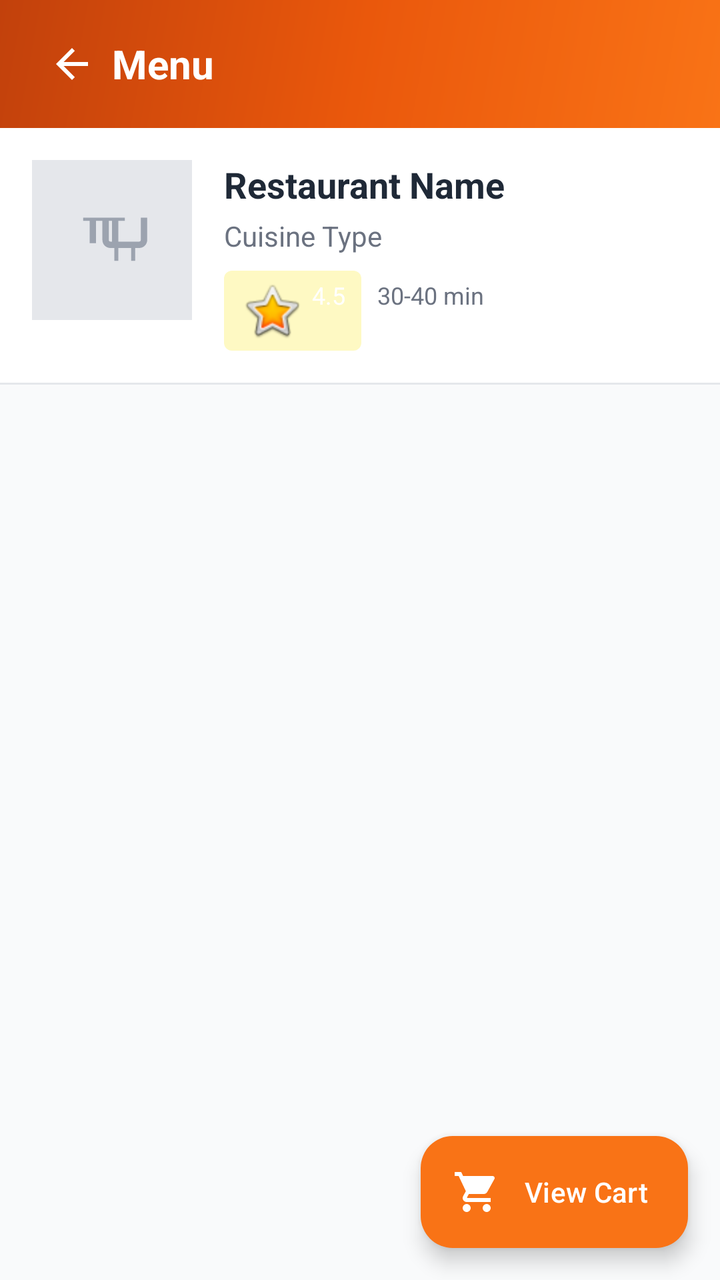
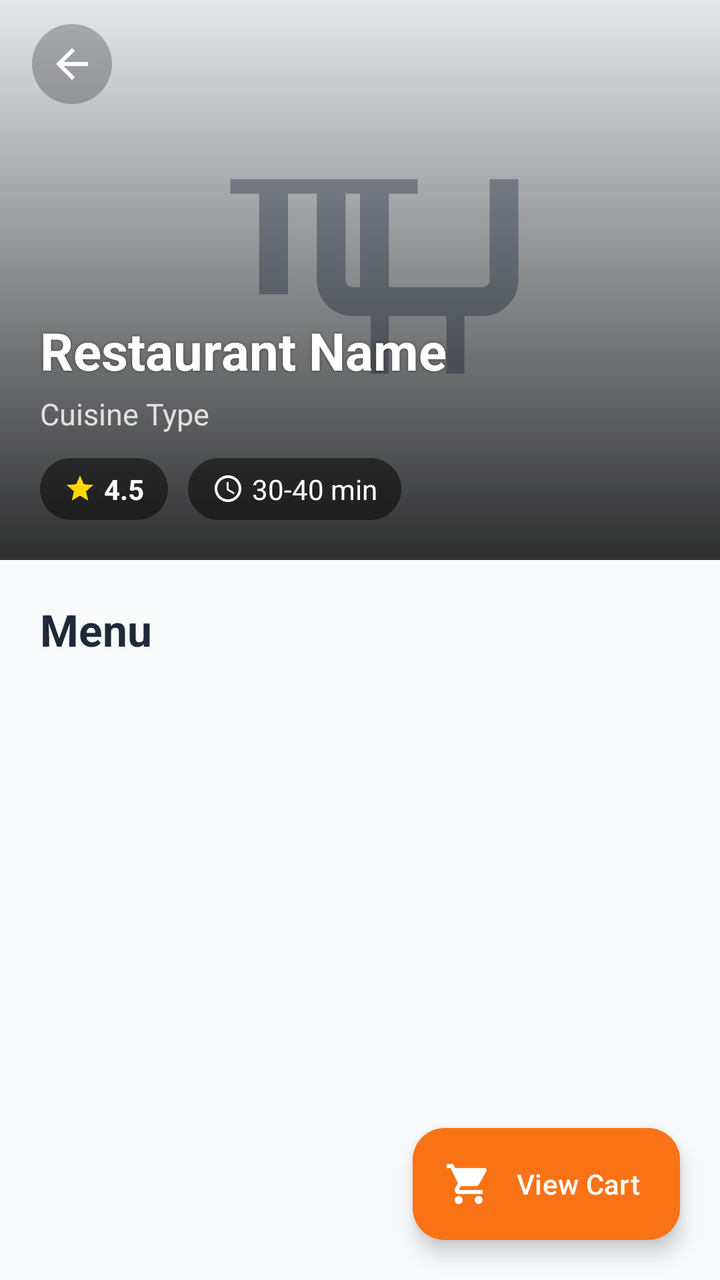

An Android layout rendered at two revisions. The XML below is the earlier revision; the diff shows what the commit changed to produce the second picture.
<!-- AndroidManifest.xml: activity theme Theme.ZimFeast.NoActionBar -->
<!-- res/layout/activity_menu.xml -->
<?xml version="1.0" encoding="utf-8"?>
<androidx.coordinatorlayout.widget.CoordinatorLayout
    xmlns:android="http://schemas.android.com/apk/res/android"
    xmlns:app="http://schemas.android.com/apk/res-auto"
    android:layout_width="match_parent"
    android:layout_height="match_parent"
    android:background="@color/background">

    <com.google.android.material.appbar.AppBarLayout
        android:layout_width="match_parent"
        android:layout_height="wrap_content"
        android:background="@color/background"
        app:elevation="0dp">

        <androidx.appcompat.widget.Toolbar
            android:id="@+id/toolbar"
            android:layout_width="match_parent"
            android:layout_height="?attr/actionBarSize"
            android:background="@drawable/gradient_primary">

            <ImageButton
                android:id="@+id/btn_back"
                android:layout_width="40dp"
                android:layout_height="40dp"
                android:background="?attr/selectableItemBackgroundBorderless"
                android:src="@drawable/ic_back"
                android:contentDescription="Back"
                app:tint="@android:color/white" />

            <TextView
                android:id="@+id/tv_title"
                android:layout_width="wrap_content"
                android:layout_height="wrap_content"
                android:layout_marginStart="16dp"
                android:text="Menu"
                android:textColor="@android:color/white"
                android:textSize="20sp"
                android:textStyle="bold" />

        </androidx.appcompat.widget.Toolbar>

    </com.google.android.material.appbar.AppBarLayout>

    <LinearLayout
        android:layout_width="match_parent"
        android:layout_height="match_parent"
        android:orientation="vertical"
        app:layout_behavior="@string/appbar_scrolling_view_behavior">

        <LinearLayout
            android:id="@+id/layout_restaurant_header"
            android:layout_width="match_parent"
            android:layout_height="wrap_content"
            android:orientation="horizontal"
            android:padding="16dp"
            android:background="@color/card_background">

            <ImageView
                android:id="@+id/iv_restaurant_image"
                android:layout_width="80dp"
                android:layout_height="80dp"
                android:scaleType="centerCrop"
                android:src="@drawable/placeholder_restaurant" />

            <LinearLayout
                android:layout_width="0dp"
                android:layout_height="wrap_content"
                android:layout_weight="1"
                android:layout_marginStart="16dp"
                android:orientation="vertical">

                <TextView
                    android:id="@+id/tv_restaurant_name"
                    android:layout_width="wrap_content"
                    android:layout_height="wrap_content"
                    android:text="Restaurant Name"
                    android:textColor="@color/text_primary"
                    android:textSize="18sp"
                    android:textStyle="bold" />

                <TextView
                    android:id="@+id/tv_restaurant_cuisine"
                    android:layout_width="wrap_content"
                    android:layout_height="wrap_content"
                    android:layout_marginTop="4dp"
                    android:text="Cuisine Type"
                    android:textColor="@color/text_secondary"
                    android:textSize="14sp" />

                <LinearLayout
                    android:layout_width="wrap_content"
                    android:layout_height="wrap_content"
                    android:layout_marginTop="8dp"
                    android:orientation="horizontal">

                    <TextView
                        android:id="@+id/tv_rating"
                        android:layout_width="wrap_content"
                        android:layout_height="wrap_content"
                        android:background="@drawable/bg_rating"
                        android:paddingHorizontal="8dp"
                        android:paddingVertical="4dp"
                        android:text="4.5"
                        android:textColor="@android:color/white"
                        android:textSize="12sp"
                        android:drawableStart="@android:drawable/btn_star_big_on"
                        android:drawablePadding="4dp" />

                    <TextView
                        android:id="@+id/tv_delivery_time"
                        android:layout_width="wrap_content"
                        android:layout_height="wrap_content"
                        android:layout_marginStart="8dp"
                        android:text="30-40 min"
                        android:textColor="@color/text_secondary"
                        android:textSize="12sp" />

                </LinearLayout>

            </LinearLayout>

        </LinearLayout>

        <View
            android:layout_width="match_parent"
            android:layout_height="1dp"
            android:background="@color/divider" />

        <ProgressBar
            android:id="@+id/progress_bar"
            android:layout_width="wrap_content"
            android:layout_height="wrap_content"
            android:layout_gravity="center"
            android:layout_marginTop="48dp"
            android:visibility="gone" />

        <TextView
            android:id="@+id/tv_empty"
            android:layout_width="wrap_content"
            android:layout_height="wrap_content"
            android:layout_gravity="center"
            android:layout_marginTop="48dp"
            android:text="No menu items available"
            android:textColor="@color/text_secondary"
            android:textSize="16sp"
            android:visibility="gone" />

        <androidx.recyclerview.widget.RecyclerView
            android:id="@+id/rv_menu_items"
            android:layout_width="match_parent"
            android:layout_height="0dp"
            android:layout_weight="1"
            android:padding="16dp"
            android:clipToPadding="false" />

    </LinearLayout>

    <com.google.android.material.floatingactionbutton.ExtendedFloatingActionButton
        android:id="@+id/fab_cart"
        android:layout_width="wrap_content"
        android:layout_height="wrap_content"
        android:layout_gravity="bottom|end"
        android:layout_margin="16dp"
        android:text="View Cart"
        android:textColor="@android:color/white"
        app:icon="@drawable/ic_cart"
        app:iconTint="@android:color/white"
        app:backgroundTint="@color/primary" />

</androidx.coordinatorlayout.widget.CoordinatorLayout>
<!-- resources referenced by this layout -->
<resources>
  <color name="background">#F9FAFB</color>
  <color name="card_background">#FFFFFF</color>
  <color name="divider">#E5E7EB</color>
  <color name="primary">#F97316</color>
  <color name="text_primary">#1F2937</color>
  <color name="text_secondary">#6B7280</color>
  <!-- drawable bg_rating (drawable) -->
  <?xml version="1.0" encoding="utf-8"?>
  <shape xmlns:android="http://schemas.android.com/apk/res/android"
      android:shape="rectangle">
      <corners android:radius="4dp" />
      <solid android:color="#FEF9C3" />
  </shape>
  <!-- drawable gradient_primary (drawable) -->
  <?xml version="1.0" encoding="utf-8"?>
  <shape xmlns:android="http://schemas.android.com/apk/res/android">
      <gradient
          android:angle="135"
          android:startColor="@color/primary"
          android:centerColor="@color/primary_dark"
          android:endColor="@color/primary_variant" />
  </shape>
  <!-- drawable ic_back (drawable) -->
  <?xml version="1.0" encoding="utf-8"?>
  <vector xmlns:android="http://schemas.android.com/apk/res/android"
      android:width="24dp"
      android:height="24dp"
      android:viewportWidth="24"
      android:viewportHeight="24">
      <path
          android:fillColor="@color/text_primary"
          android:pathData="M20,11H7.83l5.59,-5.59L12,4l-8,8 8,8 1.41,-1.41L7.83,13H20v-2z" />
  </vector>
  <!-- drawable ic_cart (drawable) -->
  <?xml version="1.0" encoding="utf-8"?>
  <vector xmlns:android="http://schemas.android.com/apk/res/android"
      android:width="24dp"
      android:height="24dp"
      android:viewportWidth="24"
      android:viewportHeight="24">
      <path
          android:fillColor="#FFFFFF"
          android:pathData="M7,18c-1.1,0 -1.99,0.9 -1.99,2S5.9,22 7,22s2,-0.9 2,-2 -0.9,-2 -2,-2zM1,2v2h2l3.6,7.59 -1.35,2.45c-0.16,0.28 -0.25,0.61 -0.25,0.96 0,1.1 0.9,2 2,2h12v-2H7.42c-0.14,0 -0.25,-0.11 -0.25,-0.25l0.03,-0.12 0.9,-1.63h7.45c0.75,0 1.41,-0.41 1.75,-1.03l3.58,-6.49c0.08,-0.14 0.12,-0.31 0.12,-0.48 0,-0.55 -0.45,-1 -1,-1H5.21l-0.94,-2H1zm16,16c-1.1,0 -1.99,0.9 -1.99,2s0.89,2 1.99,2 2,-0.9 2,-2 -0.9,-2 -2,-2z" />
  </vector>
  <!-- drawable placeholder_restaurant (drawable) -->
  <?xml version="1.0" encoding="utf-8"?>
  <vector xmlns:android="http://schemas.android.com/apk/res/android"
      android:width="100dp"
      android:height="100dp"
      android:viewportWidth="100"
      android:viewportHeight="100">
      <path
          android:fillColor="#E5E7EB"
          android:pathData="M0,0h100v100h-100z" />
      <path
          android:fillColor="#9CA3AF"
          android:pathData="M44,38h-4v14h-4V38h-4v-2h12v2zM58,38h-4v14h-4V38h-4v-2h12v2zM72,36v14c0,2.76 -2.24,5 -5,5h-2.5v8H62v-8H54v8h-2.5v-8H49c-2.76,0 -5,-2.24 -5,-5V36h4v14c0,0.55 0.45,1 1,1h18c0.55,0 1,-0.45 1,-1V36h4z" />
  </vector>
  <style name="Theme.ZimFeast.NoActionBar">
          <item name="windowActionBar">false</item>
          <item name="windowNoTitle">true</item>
      </style>
  <color name="primary_dark">#EA580C</color>
  <color name="primary_variant">#C2410C</color>
</resources>

<!-- the commit's change to res/layout/activity_menu.xml (unified diff, before → after) -->
@@ -7,164 +7,231 @@
     android:background="@color/background">
 
     <com.google.android.material.appbar.AppBarLayout
+        android:id="@+id/app_bar"
         android:layout_width="match_parent"
-        android:layout_height="wrap_content"
+        android:layout_height="280dp"
         android:background="@color/background"
+        android:fitsSystemWindows="true"
         app:elevation="0dp">
 
-        <androidx.appcompat.widget.Toolbar
-            android:id="@+id/toolbar"
+        <com.google.android.material.appbar.CollapsingToolbarLayout
+            android:id="@+id/collapsing_toolbar"
             android:layout_width="match_parent"
-            android:layout_height="?attr/actionBarSize"
-            android:background="@drawable/gradient_primary">
-
-            <ImageButton
-                android:id="@+id/btn_back"
-                android:layout_width="40dp"
-                android:layout_height="40dp"
-                android:background="?attr/selectableItemBackgroundBorderless"
-                android:src="@drawable/ic_back"
-                android:contentDescription="Back"
-                app:tint="@android:color/white" />
-
-            <TextView
-                android:id="@+id/tv_title"
-                android:layout_width="wrap_content"
-                android:layout_height="wrap_content"
-                android:layout_marginStart="16dp"
-                android:text="Menu"
-                android:textColor="@android:color/white"
-                android:textSize="20sp"
-                android:textStyle="bold" />
-
-        </androidx.appcompat.widget.Toolbar>
+            android:layout_height="match_parent"
+            android:fitsSystemWindows="true"
+            app:contentScrim="@color/primary"
+            app:expandedTitleGravity="bottom"
+            app:layout_scrollFlags="scroll|exitUntilCollapsed"
+            app:statusBarScrim="@color/primary">
+
+            <FrameLayout
+                android:layout_width="match_parent"
+                android:layout_height="match_parent"
+                android:fitsSystemWindows="true"
+                app:layout_collapseMode="parallax">
+
+                <ImageView
+                    android:id="@+id/iv_restaurant_image"
+                    android:layout_width="match_parent"
+                    android:layout_height="match_parent"
+                    android:scaleType="centerCrop"
+                    android:src="@drawable/placeholder_restaurant" />
+
+                <View
+                    android:layout_width="match_parent"
+                    android:layout_height="match_parent"
+                    android:background="@drawable/gradient_dark_bottom" />
+
+                <LinearLayout
+                    android:layout_width="match_parent"
+                    android:layout_height="wrap_content"
+                    android:layout_gravity="bottom"
+                    android:orientation="vertical"
+                    android:padding="20dp">
+
+                    <TextView
+                        android:id="@+id/tv_restaurant_name"
+                        android:layout_width="wrap_content"
+                        android:layout_height="wrap_content"
+                        android:text="Restaurant Name"
+                        android:textColor="@android:color/white"
+                        android:textSize="26sp"
+                        android:textStyle="bold"
+                        android:shadowColor="#80000000"
+                        android:shadowRadius="4" />
+
+                    <TextView
+                        android:id="@+id/tv_restaurant_cuisine"
+                        android:layout_width="wrap_content"
+                        android:layout_height="wrap_content"
+                        android:layout_marginTop="4dp"
+                        android:text="Cuisine Type"
+                        android:textColor="#E0E0E0"
+                        android:textSize="15sp" />
+
+                    <LinearLayout
+                        android:layout_width="wrap_content"
+                        android:layout_height="wrap_content"
+                        android:layout_marginTop="12dp"
+                        android:orientation="horizontal"
+                        android:gravity="center_vertical">
+
+                        <LinearLayout
+                            android:layout_width="wrap_content"
+                            android:layout_height="wrap_content"
+                            android:background="@drawable/bg_chip_dark"
+                            android:gravity="center_vertical"
+                            android:orientation="horizontal"
+                            android:paddingHorizontal="12dp"
+                            android:paddingVertical="6dp">
+
+                            <ImageView
+                                android:layout_width="16dp"
+                                android:layout_height="16dp"
+                                android:src="@drawable/ic_star"
+                                app:tint="#FFD700" />
+
+                            <TextView
+                                android:id="@+id/tv_rating"
+                                android:layout_width="wrap_content"
+                                android:layout_height="wrap_content"
+                                android:layout_marginStart="4dp"
+                                android:text="4.5"
+                                android:textColor="@android:color/white"
+                                android:textSize="14sp"
+                                android:textStyle="bold" />
+
+                        </LinearLayout>
+
+                        <LinearLayout
+                            android:layout_width="wrap_content"
+                            android:layout_height="wrap_content"
+                            android:layout_marginStart="10dp"
+                            android:background="@drawable/bg_chip_dark"
+                            android:gravity="center_vertical"
+                            android:orientation="horizontal"
+                            android:paddingHorizontal="12dp"
+                            android:paddingVertical="6dp">
+
+                            <ImageView
+                                android:layout_width="16dp"
+                                android:layout_height="16dp"
+                                android:src="@drawable/ic_clock"
+                                app:tint="@android:color/white" />
+
+                            <TextView
+                                android:id="@+id/tv_delivery_time"
+                                android:layout_width="wrap_content"
+                                android:layout_height="wrap_content"
+                                android:layout_marginStart="4dp"
+                                android:text="30-40 min"
+                                android:textColor="@android:color/white"
+                                android:textSize="14sp" />
+
+                        </LinearLayout>
+
+                    </LinearLayout>
+
+                </LinearLayout>
+
+            </FrameLayout>
+
+            <androidx.appcompat.widget.Toolbar
+                android:id="@+id/toolbar"
+                android:layout_width="match_parent"
+                android:layout_height="?attr/actionBarSize"
+                app:layout_collapseMode="pin">
+
+                <ImageButton
+                    android:id="@+id/btn_back"
+                    android:layout_width="40dp"
+                    android:layout_height="40dp"
+                    android:background="@drawable/bg_circle_semi_transparent"
+                    android:src="@drawable/ic_back"
+                    android:contentDescription="Back"
+                    app:tint="@android:color/white" />
+
+                <TextView
+                    android:id="@+id/tv_title"
+                    android:layout_width="wrap_content"
+                    android:layout_height="wrap_content"
+                    android:layout_marginStart="16dp"
+                    android:text=""
+                    android:textColor="@android:color/white"
+                    android:textSize="18sp"
+                    android:textStyle="bold"
+                    android:visibility="gone" />
+
+            </androidx.appcompat.widget.Toolbar>
+
+        </com.google.android.material.appbar.CollapsingToolbarLayout>
 
     </com.google.android.material.appbar.AppBarLayout>
 
-    <LinearLayout
+    <androidx.core.widget.NestedScrollView
         android:layout_width="match_parent"
         android:layout_height="match_parent"
-        android:orientation="vertical"
         app:layout_behavior="@string/appbar_scrolling_view_behavior">
 
         <LinearLayout
-            android:id="@+id/layout_restaurant_header"
             android:layout_width="match_parent"
             android:layout_height="wrap_content"
-            android:orientation="horizontal"
-            android:padding="16dp"
-            android:background="@color/card_background">
-
-            <ImageView
-                android:id="@+id/iv_restaurant_image"
-                android:layout_width="80dp"
-                android:layout_height="80dp"
-                android:scaleType="centerCrop"
-                android:src="@drawable/placeholder_restaurant" />
-
-            <LinearLayout
-                android:layout_width="0dp"
-                android:layout_height="wrap_content"
-                android:layout_weight="1"
-                android:layout_marginStart="16dp"
-                android:orientation="vertical">
-
-                <TextView
-                    android:id="@+id/tv_restaurant_name"
-                    android:layout_width="wrap_content"
-                    android:layout_height="wrap_content"
-                    android:text="Restaurant Name"
-                    android:textColor="@color/text_primary"
-                    android:textSize="18sp"
-                    android:textStyle="bold" />
-
-                <TextView
-                    android:id="@+id/tv_restaurant_cuisine"
-                    android:layout_width="wrap_content"
-                    android:layout_height="wrap_content"
-                    android:layout_marginTop="4dp"
-                    android:text="Cuisine Type"
-                    android:textColor="@color/text_secondary"
-                    android:textSize="14sp" />
-
-                <LinearLayout
-                    android:layout_width="wrap_content"
-                    android:layout_height="wrap_content"
-                    android:layout_marginTop="8dp"
-                    android:orientation="horizontal">
-
-                    <TextView
-                        android:id="@+id/tv_rating"
-                        android:layout_width="wrap_content"
-                        android:layout_height="wrap_content"
-                        android:background="@drawable/bg_rating"
-                        android:paddingHorizontal="8dp"
-                        android:paddingVertical="4dp"
-                        android:text="4.5"
-                        android:textColor="@android:color/white"
-                        android:textSize="12sp"
-                        android:drawableStart="@android:drawable/btn_star_big_on"
-                        android:drawablePadding="4dp" />
-
-                    <TextView
-                        android:id="@+id/tv_delivery_time"
-                        android:layout_width="wrap_content"
-                        android:layout_height="wrap_content"
-                        android:layout_marginStart="8dp"
-                        android:text="30-40 min"
-                        android:textColor="@color/text_secondary"
-                        android:textSize="12sp" />
-
-                </LinearLayout>
-
-            </LinearLayout>
+            android:orientation="vertical"
+            android:paddingBottom="100dp">
+
+            <TextView
+                android:layout_width="wrap_content"
+                android:layout_height="wrap_content"
+                android:layout_marginStart="20dp"
+                android:layout_marginTop="20dp"
+                android:text="Menu"
+                android:textColor="@color/text_primary"
+                android:textSize="22sp"
+                android:textStyle="bold" />
+
+            <ProgressBar
+                android:id="@+id/progress_bar"
+                android:layout_width="wrap_content"
+                android:layout_height="wrap_content"
+                android:layout_gravity="center"
+                android:layout_marginTop="48dp"
+                android:visibility="gone" />
+
+            <TextView
+                android:id="@+id/tv_empty"
+                android:layout_width="wrap_content"
+                android:layout_height="wrap_content"
+                android:layout_gravity="center"
+                android:layout_marginTop="48dp"
+                android:text="No menu items available"
+                android:textColor="@color/text_secondary"
+                android:textSize="16sp"
+                android:visibility="gone" />
+
+            <androidx.recyclerview.widget.RecyclerView
+                android:id="@+id/rv_menu_items"
+                android:layout_width="match_parent"
+                android:layout_height="wrap_content"
+                android:layout_marginTop="12dp"
+                android:nestedScrollingEnabled="false"
+                android:paddingHorizontal="16dp"
+                android:clipToPadding="false" />
 
         </LinearLayout>
 
-        <View
-            android:layout_width="match_parent"
-            android:layout_height="1dp"
-            android:background="@color/divider" />
-
-        <ProgressBar
-            android:id="@+id/progress_bar"
-            android:layout_width="wrap_content"
-            android:layout_height="wrap_content"
-            android:layout_gravity="center"
-            android:layout_marginTop="48dp"
-            android:visibility="gone" />
-
-        <TextView
-            android:id="@+id/tv_empty"
-            android:layout_width="wrap_content"
-            android:layout_height="wrap_content"
-            android:layout_gravity="center"
-            android:layout_marginTop="48dp"
-            android:text="No menu items available"
-            android:textColor="@color/text_secondary"
-            android:textSize="16sp"
-            android:visibility="gone" />
-
-        <androidx.recyclerview.widget.RecyclerView
-            android:id="@+id/rv_menu_items"
-            android:layout_width="match_parent"
-            android:layout_height="0dp"
-            android:layout_weight="1"
-            android:padding="16dp"
-            android:clipToPadding="false" />
-
-    </LinearLayout>
+    </androidx.core.widget.NestedScrollView>
 
     <com.google.android.material.floatingactionbutton.ExtendedFloatingActionButton
         android:id="@+id/fab_cart"
         android:layout_width="wrap_content"
         android:layout_height="wrap_content"
         android:layout_gravity="bottom|end"
-        android:layout_margin="16dp"
+        android:layout_margin="20dp"
         android:text="View Cart"
         android:textColor="@android:color/white"
         app:icon="@drawable/ic_cart"
         app:iconTint="@android:color/white"
-        app:backgroundTint="@color/primary" />
+        app:backgroundTint="@color/primary"
+        app:elevation="8dp" />
 
 </androidx.coordinatorlayout.widget.CoordinatorLayout>
<!-- resource entries referenced after the edit -->
@@ -1,26 +1,31 @@
 <!-- resources referenced by this layout -->
 <resources>
   <color name="background">#F9FAFB</color>
-  <color name="card_background">#FFFFFF</color>
-  <color name="divider">#E5E7EB</color>
   <color name="primary">#F97316</color>
   <color name="text_primary">#1F2937</color>
   <color name="text_secondary">#6B7280</color>
-  <!-- drawable bg_rating (drawable) -->
+  <!-- drawable bg_chip_dark (drawable) -->
   <?xml version="1.0" encoding="utf-8"?>
   <shape xmlns:android="http://schemas.android.com/apk/res/android"
       android:shape="rectangle">
-      <corners android:radius="4dp" />
-      <solid android:color="#FEF9C3" />
+      <solid android:color="#80000000" />
+      <corners android:radius="20dp" />
   </shape>
-  <!-- drawable gradient_primary (drawable) -->
+  <!-- drawable bg_circle_semi_transparent (drawable) -->
+  <?xml version="1.0" encoding="utf-8"?>
+  <shape xmlns:android="http://schemas.android.com/apk/res/android"
+      android:shape="oval">
+      <solid android:color="#40000000" />
+  </shape>
+  <!-- drawable gradient_dark_bottom (drawable) -->
   <?xml version="1.0" encoding="utf-8"?>
   <shape xmlns:android="http://schemas.android.com/apk/res/android">
       <gradient
-          android:angle="135"
-          android:startColor="@color/primary"
-          android:centerColor="@color/primary_dark"
-          android:endColor="@color/primary_variant" />
+          android:angle="90"
+          android:startColor="#CC000000"
+          android:centerColor="#66000000"
+          android:endColor="#00000000"
+          android:type="linear" />
   </shape>
   <!-- drawable ic_back (drawable) -->
   <?xml version="1.0" encoding="utf-8"?>
@@ -44,6 +49,26 @@
           android:fillColor="#FFFFFF"
           android:pathData="M7,18c-1.1,0 -1.99,0.9 -1.99,2S5.9,22 7,22s2,-0.9 2,-2 -0.9,-2 -2,-2zM1,2v2h2l3.6,7.59 -1.35,2.45c-0.16,0.28 -0.25,0.61 -0.25,0.96 0,1.1 0.9,2 2,2h12v-2H7.42c-0.14,0 -0.25,-0.11 -0.25,-0.25l0.03,-0.12 0.9,-1.63h7.45c0.75,0 1.41,-0.41 1.75,-1.03l3.58,-6.49c0.08,-0.14 0.12,-0.31 0.12,-0.48 0,-0.55 -0.45,-1 -1,-1H5.21l-0.94,-2H1zm16,16c-1.1,0 -1.99,0.9 -1.99,2s0.89,2 1.99,2 2,-0.9 2,-2 -0.9,-2 -2,-2z" />
   </vector>
+  <!-- drawable ic_clock (drawable) -->
+  <vector xmlns:android="http://schemas.android.com/apk/res/android"
+      android:width="24dp"
+      android:height="24dp"
+      android:viewportWidth="24"
+      android:viewportHeight="24">
+      <path
+          android:fillColor="#FFFFFF"
+          android:pathData="M12,2C6.5,2 2,6.5 2,12s4.5,10 10,10 10,-4.5 10,-10S17.5,2 12,2zM12,20c-4.41,0 -8,-3.59 -8,-8s3.59,-8 8,-8 8,3.59 8,8 -3.59,8 -8,8zM12.5,7H11v6l5.25,3.15 0.75,-1.23 -4.5,-2.67z"/>
+  </vector>
+  <!-- drawable ic_star (drawable) -->
+  <vector xmlns:android="http://schemas.android.com/apk/res/android"
+      android:width="24dp"
+      android:height="24dp"
+      android:viewportWidth="24"
+      android:viewportHeight="24">
+      <path
+          android:fillColor="#FFD700"
+          android:pathData="M12,17.27L18.18,21l-1.64,-7.03L22,9.24l-7.19,-0.61L12,2 9.19,8.63 2,9.24l5.46,4.73L5.82,21z"/>
+  </vector>
   <!-- drawable placeholder_restaurant (drawable) -->
   <?xml version="1.0" encoding="utf-8"?>
   <vector xmlns:android="http://schemas.android.com/apk/res/android"
@@ -62,7 +87,5 @@
           <item name="windowActionBar">false</item>
           <item name="windowNoTitle">true</item>
       </style>
-  <color name="primary_dark">#EA580C</color>
-  <color name="primary_variant">#C2410C</color>
 </resources>
 
